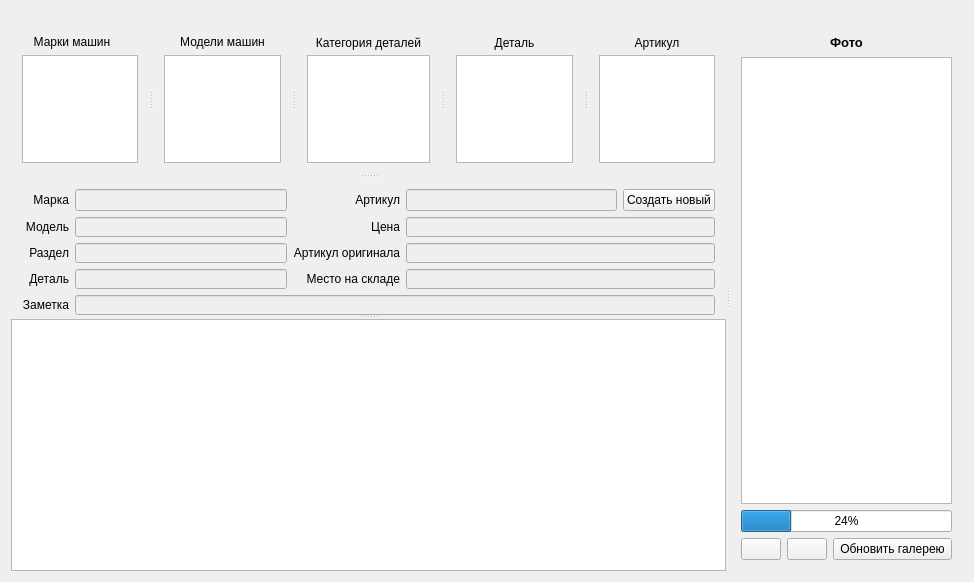
Krerg/carDetailsControl, file mainwindow.ui: the form before one commit.
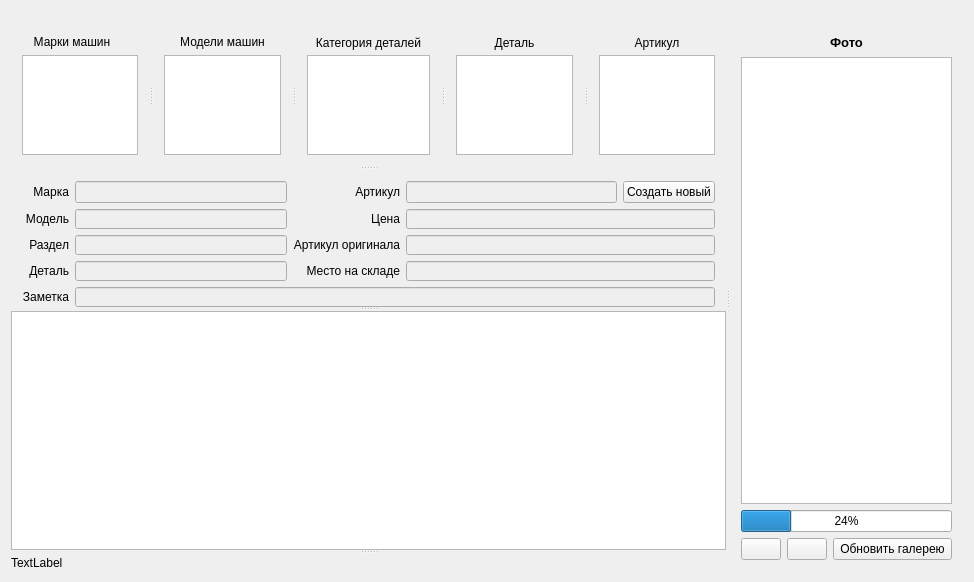
The form after the commit. Icons and pictures are not drawn.

```diff
--- a/mainwindow.ui
+++ b/mainwindow.ui
@@ -695,6 +695,11 @@
         <number>1</number>
        </property>
       </widget>
+      <widget class="QLabel" name="label_16">
+       <property name="text">
+        <string>TextLabel</string>
+       </property>
+      </widget>
      </widget>
      <widget class="QWidget" name="layoutWidget">
       <layout class="QVBoxLayout" name="mainGalleryLayout">
```
Left out of the diff: 32 changed lines with no effect on the pictures.
